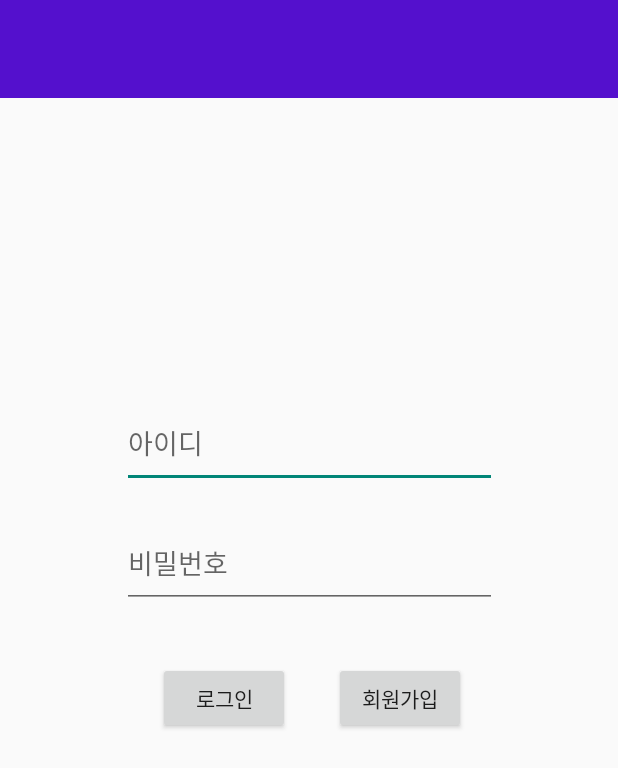
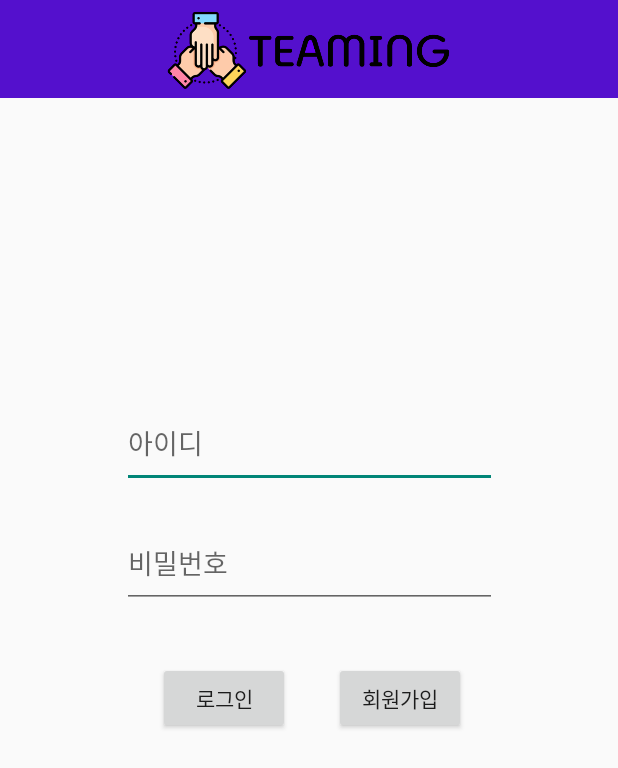
Before and after one commit to ta-mj/TeamProject-Teaming, an Android app: the screen it shows after launch (Login), on a phone screen of 412 x 824 dp. Shown: the top 768 px of the screen. Run offline under Robolectric (Android 15) with nearby library versions, the phone set to English and light mode, and no system bars.

Commit message:
툴바 로고 삽입, 가운데 정렬

```diff
--- a/app/src/main/res/layout/toolbar_logo.xml
+++ b/app/src/main/res/layout/toolbar_logo.xml
@@ -8,5 +8,12 @@
     android:theme="@style/ThemeOverlay.AppCompat.ActionBar"
     app:popupTheme="@style/ThemeOverlay.AppCompat.Light">
 
+    <ImageView
+        android:id="@+id/imageview"
+        android:layout_width="200dp"
+        android:layout_height="wrap_content"
+        android:layout_gravity="center"
+        android:src="@drawable/logo_with_bg" />
+
 </androidx.appcompat.widget.Toolbar>
 <!--로고만 있는 툴바-->
```
Also changed, not shown: app/src/main/res/layout/toolbar_bell.xml (+7 -0 lines), app/src/main/res/drawable/logo_with_bg.png.
